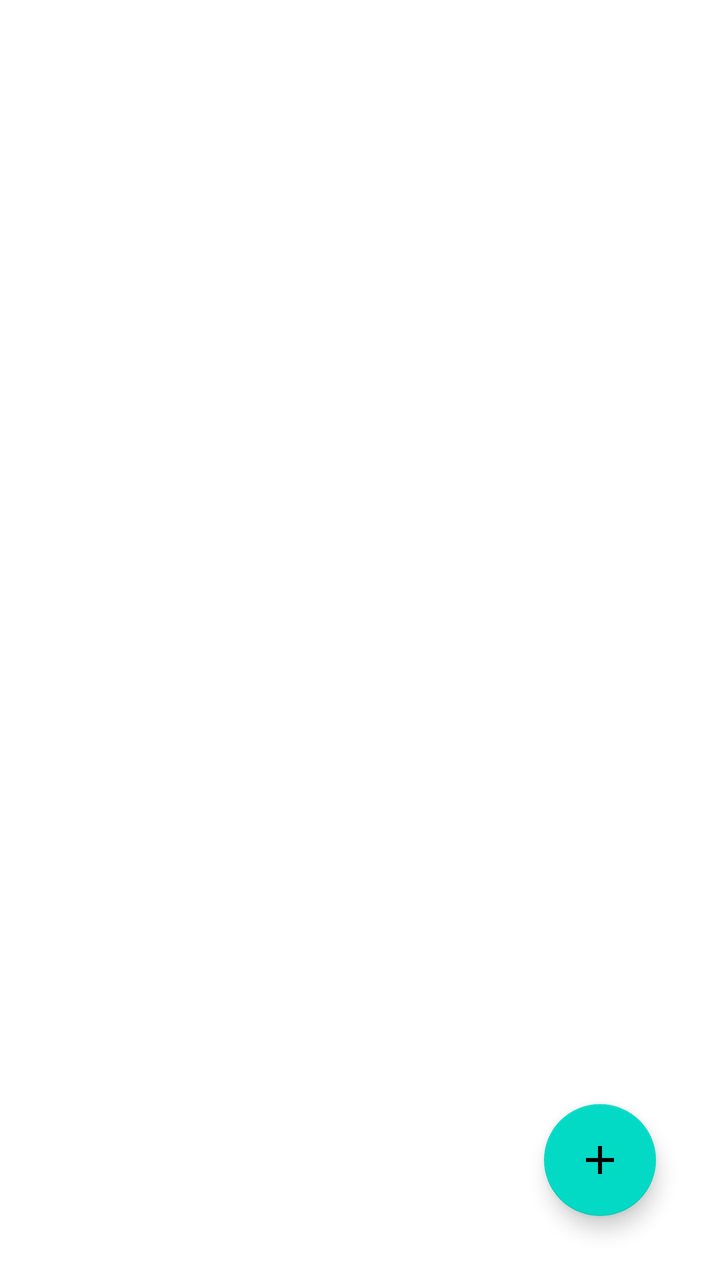
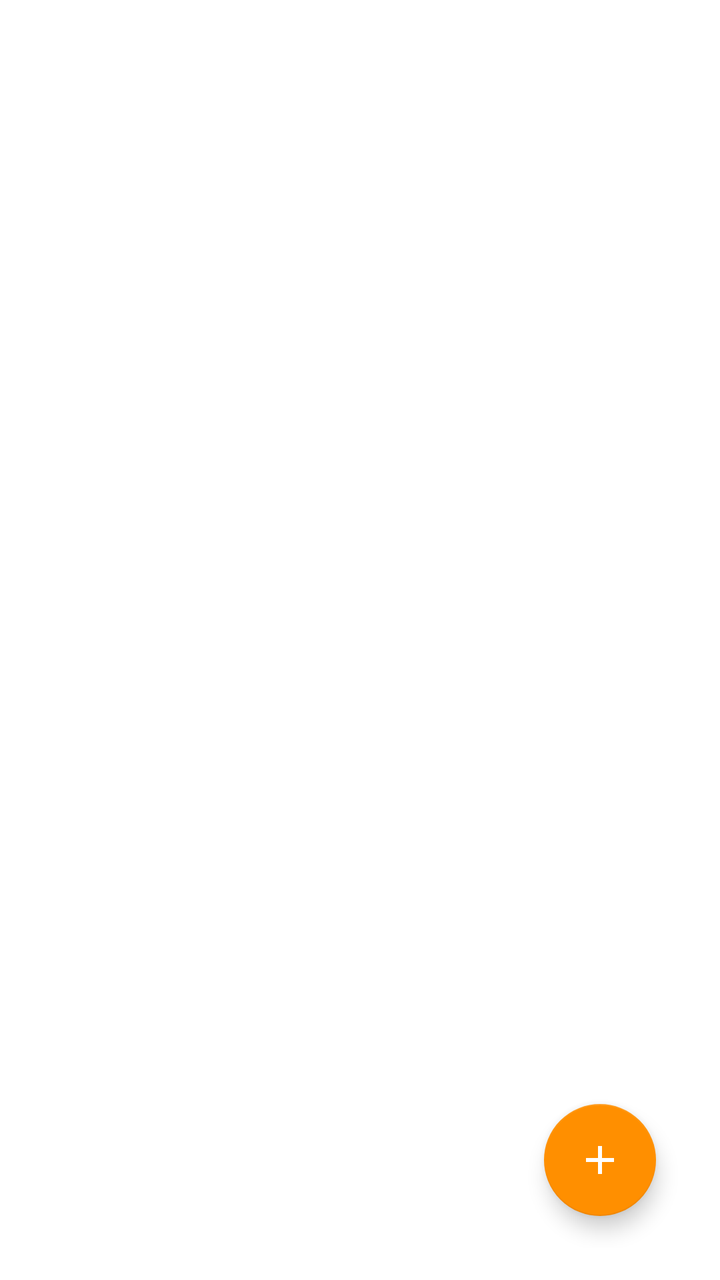

Compare the two renders of this Android layout. The source of the first and the diff that turns it into the second are given below.
<!-- AndroidManifest.xml: application theme Theme.SmartPantry -->
<!-- res/layout/fragment_pantry.xml -->
<?xml version="1.0" encoding="utf-8"?>
<androidx.constraintlayout.widget.ConstraintLayout
    xmlns:android="http://schemas.android.com/apk/res/android"
    xmlns:app="http://schemas.android.com/apk/res-auto"
    android:layout_width="match_parent"
    android:layout_height="match_parent"
    android:padding="16dp">

    <androidx.recyclerview.widget.RecyclerView
        android:id="@+id/rvPantry"
        android:layout_width="0dp"
        android:layout_height="0dp"
        app:layoutManager="androidx.recyclerview.widget.LinearLayoutManager"
        app:layout_constraintTop_toTopOf="parent"
        app:layout_constraintBottom_toBottomOf="parent"
        app:layout_constraintStart_toStartOf="parent"
        app:layout_constraintEnd_toEndOf="parent" />

    <TextView
        android:id="@+id/tvEmptyState"
        android:layout_width="wrap_content"
        android:layout_height="wrap_content"
        android:text="No ingredients yet – tap + to add your first item"
        android:textSize="16sp"
        android:textColor="@android:color/darker_gray"
        android:visibility="gone"
        app:layout_constraintTop_toTopOf="parent"
        app:layout_constraintBottom_toBottomOf="parent"
        app:layout_constraintStart_toStartOf="parent"
        app:layout_constraintEnd_toEndOf="parent" />

    <com.google.android.material.floatingactionbutton.FloatingActionButton
        android:id="@+id/fabAdd"
        android:layout_width="wrap_content"
        android:layout_height="wrap_content"
        android:layout_margin="16dp"
        android:contentDescription="Add ingredient"
        android:src="@drawable/ic_add"
        app:layout_constraintBottom_toBottomOf="parent"
        app:layout_constraintEnd_toEndOf="parent" />

</androidx.constraintlayout.widget.ConstraintLayout>
<!-- resources referenced by this layout -->
<resources>
  <style name="Theme.SmartPantry" parent="Theme.MaterialComponents.DayNight.DarkActionBar">
          
          <item name="colorPrimary">@color/purple_500</item>
          <item name="colorPrimaryVariant">@color/purple_700</item>
          <item name="colorOnPrimary">@color/white</item>
          
          <item name="colorSecondary">@color/teal_200</item>
          <item name="colorSecondaryVariant">@color/teal_700</item>
          <item name="colorOnSecondary">@color/black</item>
          
          <item name="android:statusBarColor">?attr/colorPrimaryVariant</item>
          
      </style>
  <color name="purple_500">#FF6200EE</color>
  <color name="purple_700">#FF3700B3</color>
  <color name="white">#FFFFFFFF</color>
  <color name="teal_200">#FF03DAC5</color>
  <color name="teal_700">#FF018786</color>
  <color name="black">#FF000000</color>
  <!-- unchanged entries left out for length: 1 -->
</resources>

<!-- the commit's change to res/layout/fragment_pantry.xml (unified diff, before → after) -->
@@ -16,25 +16,65 @@
         app:layout_constraintStart_toStartOf="parent"
         app:layout_constraintEnd_toEndOf="parent" />
 
-    <TextView
-        android:id="@+id/tvEmptyState"
-        android:layout_width="wrap_content"
+    
+    <androidx.constraintlayout.widget.ConstraintLayout
+        android:id="@+id/emptyStateContainer"
+        android:layout_width="0dp"
         android:layout_height="wrap_content"
-        android:text="No ingredients yet – tap + to add your first item"
-        android:textSize="16sp"
-        android:textColor="@android:color/darker_gray"
+        android:padding="32dp"
         android:visibility="gone"
         app:layout_constraintTop_toTopOf="parent"
         app:layout_constraintBottom_toBottomOf="parent"
         app:layout_constraintStart_toStartOf="parent"
-        app:layout_constraintEnd_toEndOf="parent" />
+        app:layout_constraintEnd_toEndOf="parent">
+
+        <ImageView
+            android:id="@+id/ivEmptyIcon"
+            android:layout_width="80dp"
+            android:layout_height="80dp"
+            android:src="@drawable/ic_baseline_check_circle_24"
+            android:tint="@color/text_disabled"
+            android:contentDescription="@string/empty_pantry_icon_desc"
+            app:layout_constraintTop_toTopOf="parent"
+            app:layout_constraintStart_toStartOf="parent"
+            app:layout_constraintEnd_toEndOf="parent" />
+
+        <TextView
+            android:id="@+id/tvEmptyTitle"
+            android:layout_width="wrap_content"
+            android:layout_height="wrap_content"
+            android:layout_marginTop="16dp"
+            android:text="@string/empty_pantry_title"
+            android:textSize="20sp"
+            android:textStyle="bold"
+            android:textColor="@color/text_primary"
+            app:layout_constraintTop_toBottomOf="@id/ivEmptyIcon"
+            app:layout_constraintStart_toStartOf="parent"
+            app:layout_constraintEnd_toEndOf="parent" />
+
+        <TextView
+            android:id="@+id/tvEmptySubtitle"
+            android:layout_width="wrap_content"
+            android:layout_height="wrap_content"
+            android:layout_marginTop="8dp"
+            android:text="@string/empty_pantry_subtitle"
+            android:textSize="14sp"
+            android:textColor="@color/text_secondary"
+            android:gravity="center"
+            android:paddingStart="32dp"
+            android:paddingEnd="32dp"
+            app:layout_constraintTop_toBottomOf="@id/tvEmptyTitle"
+            app:layout_constraintStart_toStartOf="parent"
+            app:layout_constraintEnd_toEndOf="parent"
+            app:layout_constraintBottom_toBottomOf="parent" />
+    </androidx.constraintlayout.widget.ConstraintLayout>
 
     <com.google.android.material.floatingactionbutton.FloatingActionButton
         android:id="@+id/fabAdd"
         android:layout_width="wrap_content"
         android:layout_height="wrap_content"
         android:layout_margin="16dp"
-        android:contentDescription="Add ingredient"
+        android:contentDescription="@string/add_ingredient"
         android:src="@drawable/ic_add"
         app:layout_constraintBottom_toBottomOf="parent"
         app:layout_constraintEnd_toEndOf="parent" />
<!-- resource entries referenced after the edit -->
@@ -1,24 +1,126 @@
 <!-- resources referenced by this layout -->
 <resources>
+  <color name="text_disabled">#9E9E9E</color>
+  <color name="text_primary">#1A1A1A</color>
+  <color name="text_secondary">#616161</color>
+  <!-- drawable ic_baseline_check_circle_24 (drawable) -->
+  <?xml version="1.0" encoding="utf-8"?>
+  <vector xmlns:android="http://schemas.android.com/apk/res/android"
+      android:width="24dp"
+      android:height="24dp"
+      android:viewportWidth="24"
+      android:viewportHeight="24">
+      <path
+          android:fillColor="@color/on_success"
+          android:pathData="M12,2C6.48,2 2,6.48 2,12s4.48,10 10,10 10,-4.48 10,-10S17.52,2 12,2zM10,17l-5,-5 1.41,-1.41L10,14.17l7.59,-7.59L19,8l-9,9z"/>
+  </vector>
+  <string name="add_ingredient">Add ingredient</string>
+  <string name="empty_pantry_icon_desc">Empty pantry illustration</string>
+  <string name="empty_pantry_subtitle">Tap the + button to add your first ingredient</string>
+  <string name="empty_pantry_title">Your Pantry is Empty</string>
   <style name="Theme.SmartPantry" parent="Theme.MaterialComponents.DayNight.DarkActionBar">
           
-          <item name="colorPrimary">@color/purple_500</item>
-          <item name="colorPrimaryVariant">@color/purple_700</item>
-          <item name="colorOnPrimary">@color/white</item>
+          <item name="colorPrimary">@color/primary</item>
+          <item name="colorPrimaryVariant">@color/primary_variant</item>
+          <item name="colorOnPrimary">@color/on_primary</item>
+  
           
-          <item name="colorSecondary">@color/teal_200</item>
-          <item name="colorSecondaryVariant">@color/teal_700</item>
-          <item name="colorOnSecondary">@color/black</item>
+          <item name="colorSecondary">@color/secondary</item>
+          <item name="colorSecondaryVariant">@color/secondary_variant</item>
+          <item name="colorOnSecondary">@color/on_secondary</item>
+  
+          
+          <item name="colorError">@color/error</item>
+          <item name="colorOnError">@color/on_error</item>
+          <item name="colorErrorContainer">@color/error_container</item>
+  
+          
+          <item name="colorSurface">@color/surface</item>
+          <item name="colorSurfaceVariant">@color/surface_variant</item>
+          <item name="colorOnSurface">@color/on_surface</item>
+          <item name="colorOnSurfaceVariant">@color/on_surface_variant</item>
+  
+          
+          <item name="colorOutline">@color/outline</item>
+          <item name="colorOutlineVariant">@color/outline_variant</item>
+  
           
           <item name="android:statusBarColor">?attr/colorPrimaryVariant</item>
+          <item name="android:navigationBarColor">@color/surface</item>
+          <item name="android:windowLightNavigationBar">true</item>
+  
+          
+          <item name="textAppearanceHeadline1">@style/TextAppearance.SmartPantry.Headline1</item>
+          <item name="textAppearanceHeadline2">@style/TextAppearance.SmartPantry.Headline2</item>
+          <item name="textAppearanceBody1">@style/TextAppearance.SmartPantry.Body1</item>
+          <item name="textAppearanceBody2">@style/TextAppearance.SmartPantry.Body2</item>
+          <item name="textAppearanceCaption">@style/TextAppearance.SmartPantry.Caption</item>
+  
+          
+          <item name="shapeAppearanceSmallComponent">@style/ShapeAppearance.SmartPantry.SmallComponent</item>
+          <item name="shapeAppearanceMediumComponent">@style/ShapeAppearance.SmartPantry.MediumComponent</item>
+          <item name="shapeAppearanceLargeComponent">@style/ShapeAppearance.SmartPantry.LargeComponent</item>
+  
           
       </style>
-  <color name="purple_500">#FF6200EE</color>
-  <color name="purple_700">#FF3700B3</color>
-  <color name="white">#FFFFFFFF</color>
-  <color name="teal_200">#FF03DAC5</color>
-  <color name="teal_700">#FF018786</color>
-  <color name="black">#FF000000</color>
+  <color name="on_success">#FFFFFF</color>
+  <color name="primary">#2E7D32</color>
+  <color name="primary_variant">#1B5E20</color>
+  <color name="on_primary">#FFFFFF</color>
+  <color name="secondary">#FF8F00</color>
+  <color name="secondary_variant">#FF6F00</color>
+  <color name="on_secondary">#FFFFFF</color>
+  <color name="error">#C62828</color>
+  <color name="on_error">#FFFFFF</color>
+  <color name="error_container">#FBE9E7</color>
+  <color name="surface">#FFFFFF</color>
+  <color name="surface_variant">#F5F5F5</color>
+  <color name="on_surface">#1A1A1A</color>
+  <color name="on_surface_variant">#424242</color>
+  <color name="outline">#E0E0E0</color>
+  <color name="outline_variant">#EEEEEE</color>
+  <style name="TextAppearance.SmartPantry.Headline1" parent="TextAppearance.MaterialComponents.Headline1">
+          <item name="fontFamily">sans-serif-medium</item>
+          <item name="android:textSize">32sp</item>
+          <item name="android:textColor">@color/text_primary</item>
+          <item name="android:letterSpacing">-0.015625</item>
+      </style>
+  <style name="TextAppearance.SmartPantry.Headline2" parent="TextAppearance.MaterialComponents.Headline2">
+          <item name="fontFamily">sans-serif-medium</item>
+          <item name="android:textSize">24sp</item>
+          <item name="android:textColor">@color/text_primary</item>
+          <item name="android:letterSpacing">0</item>
+      </style>
+  <style name="TextAppearance.SmartPantry.Body1" parent="TextAppearance.MaterialComponents.Body1">
+          <item name="fontFamily">sans-serif</item>
+          <item name="android:textSize">16sp</item>
+          <item name="android:textColor">@color/text_primary</item>
+          <item name="android:letterSpacing">0.009375</item>
+      </style>
+  <style name="TextAppearance.SmartPantry.Body2" parent="TextAppearance.MaterialComponents.Body2">
+          <item name="fontFamily">sans-serif</item>
+          <item name="android:textSize">14sp</item>
+          <item name="android:textColor">@color/on_surface_variant</item>
+          <item name="android:letterSpacing">0.017857</item>
+      </style>
+  <style name="TextAppearance.SmartPantry.Caption" parent="TextAppearance.MaterialComponents.Caption">
+          <item name="fontFamily">sans-serif</item>
+          <item name="android:textSize">12sp</item>
+          <item name="android:textColor">@color/text_disabled</item>
+          <item name="android:letterSpacing">0.033333</item>
+      </style>
+  <style name="ShapeAppearance.SmartPantry.SmallComponent" parent="ShapeAppearance.MaterialComponents.SmallComponent">
+          <item name="cornerFamily">rounded</item>
+          <item name="cornerSize">8dp</item>
+      </style>
+  <style name="ShapeAppearance.SmartPantry.MediumComponent" parent="ShapeAppearance.MaterialComponents.MediumComponent">
+          <item name="cornerFamily">rounded</item>
+          <item name="cornerSize">12dp</item>
+      </style>
+  <style name="ShapeAppearance.SmartPantry.LargeComponent" parent="ShapeAppearance.MaterialComponents.LargeComponent">
+          <item name="cornerFamily">rounded</item>
+          <item name="cornerSize">16dp</item>
+      </style>
   <!-- unchanged entries left out for length: 1 -->
 </resources>
 
